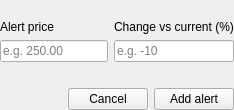
MarioStoilov/simpleStonks, file internal/qtui/ui/alert.ui: the form before one commit.
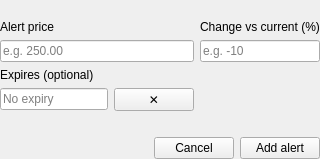
The form after the commit.

Commit message:
Add optional expiry dates to price alerts
An alert can carry an expiry date, picked from a calendar popup in the alert dialog (empty by default, a click sets today, a clear button empties it). The alert stays pending through that local day and is dropped without firing once it is over; its pill carries a calendar icon whose tooltip names the date.

The dialog's linked price and percentage fields now switch on focus: the field clicked into is the active one, marked with an accent border and never rewritten, so its cursor is left alone.

```diff
--- a/internal/qtui/ui/alert.ui
+++ b/internal/qtui/ui/alert.ui
@@ -54,6 +54,46 @@
               </property>
             </widget>
           </item>
+          <item row="2" column="0">
+            <widget class="QLabel" name="expiryFieldLabel">
+              <property name="text">
+                <string>Expires (optional)</string>
+              </property>
+            </widget>
+          </item>
+          <item row="3" column="0">
+            <layout class="QHBoxLayout" name="expiryRow" stretch="1,0">
+              <item>
+                <widget class="QLineEdit" name="expiryEdit">
+                  <property name="cursor">
+                    <cursorShape>PointingHandCursor</cursorShape>
+                  </property>
+                  <property name="toolTip">
+                    <string>Click to pick the last day the alert stays active; empty means it never expires</string>
+                  </property>
+                  <property name="readOnly">
+                    <bool>true</bool>
+                  </property>
+                  <property name="placeholderText">
+                    <string>No expiry</string>
+                  </property>
+                </widget>
+              </item>
+              <item>
+                <widget class="QPushButton" name="expiryClearButton">
+                  <property name="cursor">
+                    <cursorShape>PointingHandCursor</cursorShape>
+                  </property>
+                  <property name="toolTip">
+                    <string>Clear the expiry date</string>
+                  </property>
+                  <property name="text">
+                    <string>✕</string>
+                  </property>
+                </widget>
+              </item>
+            </layout>
+          </item>
         </layout>
       </item>
       <item>
```
The commit also changes 20 other files.
